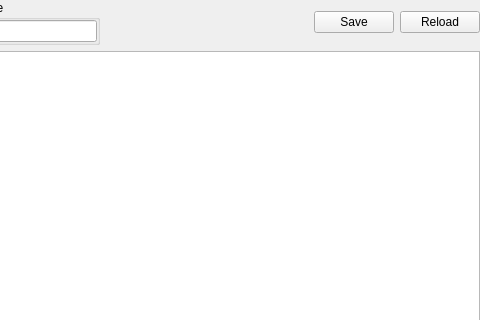
Old version of the form xfileinfowidget.ui in the repository horsicq/XFileInfo; both pictures show x 272 to 752 and y 0 to 320 of the 752 by 506 pixel window.
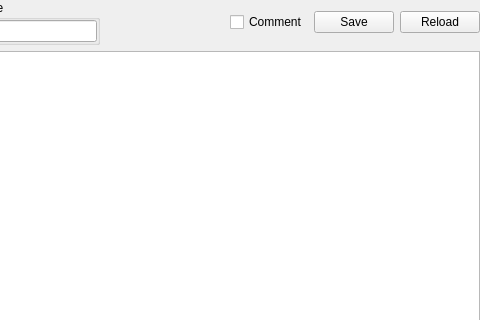
New version of the form. Custom widgets are drawn as their Qt base class.

The edit to the form file:
```diff
--- a/xfileinfowidget.ui
+++ b/xfileinfowidget.ui
@@ -145,6 +145,13 @@
        </property>
       </spacer>
      </item>
+     <item>
+      <widget class="QCheckBox" name="checkBoxComment">
+       <property name="text">
+        <string>Comment</string>
+       </property>
+      </widget>
+     </item>
      <item>
       <widget class="QPushButton" name="pushButtonSave">
        <property name="text">
```
